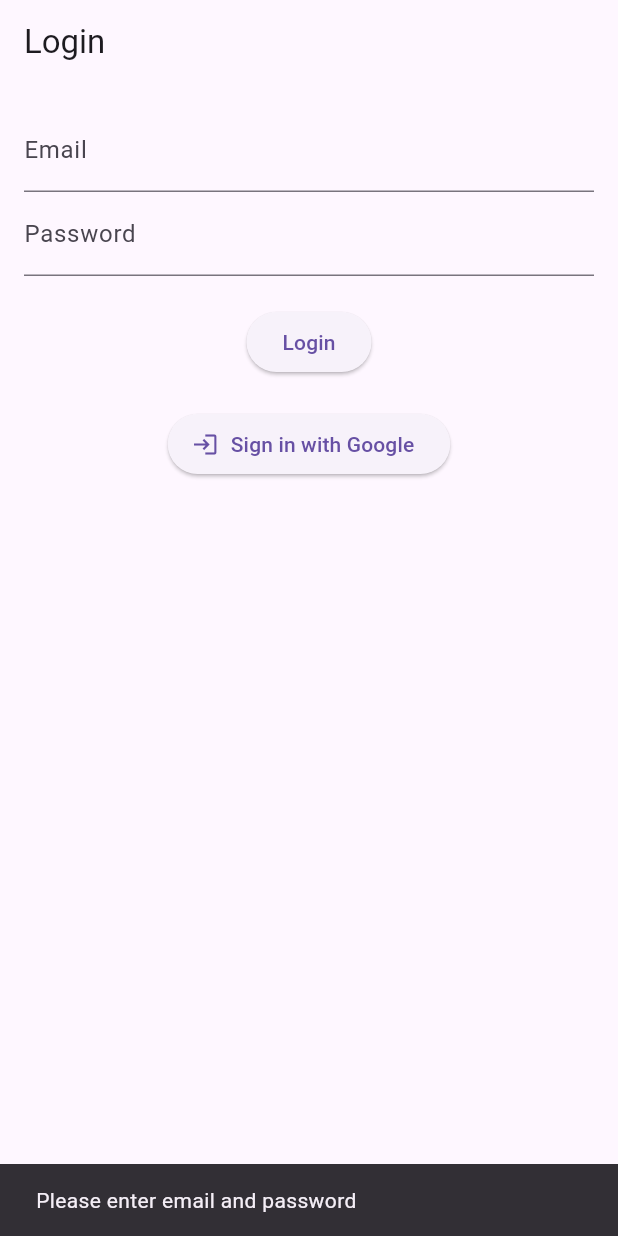
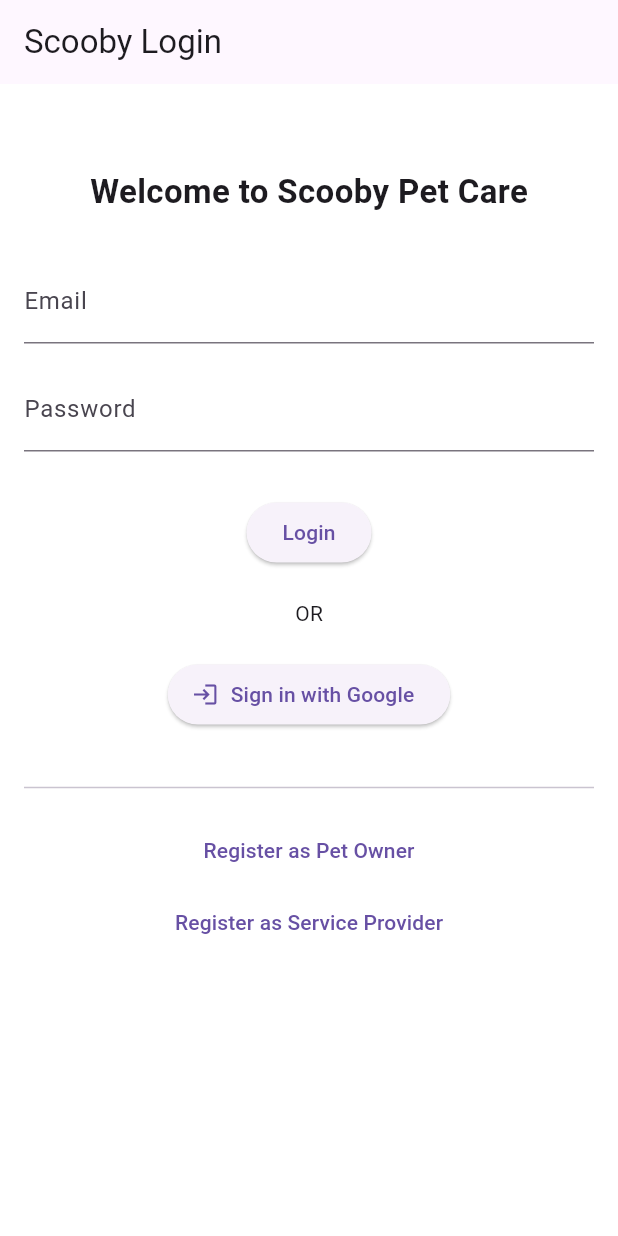
Before and after one commit to apsariudawatte/scooby_app_new, a Flutter app: the screen it shows after launch, after a tap on "Login", on a phone screen of 412 x 824 dp. Run offline on Flutter 3.47's test engine with Material 3 defaults, Android fonts, the phone set to English and light mode, and no system bars; our stand-ins replace cloud_firestore, firebase_auth, firebase_core, google_sign_in, image_picker; accounts and stored records are empty.

```diff
--- a/lib/main.dart
+++ b/lib/main.dart
@@ -29,8 +29,8 @@ class ScoobyApp extends StatelessWidget {
       routes: {
         '/': (context) => const SplashScreen(),
         '/login': (context) => const LoginScreen(),
-        '/registerPetOwner': (context) => const RegisterPetOwnerScreen(),
-        '/registerServiceProvider': (context) => const RegisterServiceProviderScreen(),
+        '/registerPetOwner': (context) => const RegisterPetOwner(),
+        '/registerServiceProvider': (context) => const RegisterServiceProvider(),
         '/petOwnerHome': (context) => const HomeScreen(),
       },
     );
--- a/lib/views/login_screen.dart
+++ b/lib/views/login_screen.dart
@@ -1,10 +1,14 @@
 import 'package:flutter/material.dart';
 import 'package:firebase_auth/firebase_auth.dart';
 import 'package:google_sign_in/google_sign_in.dart';
+import 'package:scooby_app_new/views/register_pet_owner.dart';
+import 'package:scooby_app_new/views/register_service_provider.dart';
+
 
 
 class LoginScreen extends StatefulWidget {
   const LoginScreen({super.key});
+
   @override
   State<LoginScreen> createState() => _LoginScreenState();
 }
@@ -12,44 +16,20 @@ class LoginScreen extends StatefulWidget {
 class _LoginScreenState extends State<LoginScreen> {
   final _emailController = TextEditingController();
   final _passwordController = TextEditingController();
+  final _formKey = GlobalKey<FormState>();
   bool _isLoading = false;
 
   Future<void> _login() async {
-    if (_emailController.text.isEmpty || _passwordController.text.isEmpty) {
-      ScaffoldMessenger.of(context).showSnackBar(
-          const SnackBar(content: Text("Please enter email and password")));
-      return;
-    }
-    setState(() => _isLoading = true);
-    try {
-      await FirebaseAuth.instance.signInWithEmailAndPassword(
-        email: _emailController.text.trim(),
-        password: _passwordController.text.trim(),
-      );
-      // Navigate to home screen after successful login
-      if (!mounted) return;
-      Navigator.pushReplacementNamed(context, '/petOwnerHome');
-    } on FirebaseAuthException catch (e) {
-      String message = 'Login failed';
-      if (e.code == 'user-not-found') {
-        message = 'No user found for that email.';
-      } else if (e.code == 'wrong-password') {
-        message = 'Wrong password provided.';
-      }
-      if (!mounted) return;
-      ScaffoldMessenger.of(context).showSnackBar(SnackBar(content: Text(message)));
-    } finally {
-      if (mounted) setState(() => _isLoading = false);
-    }
   }
 
   Future<void> _signInWithGoogle() async {
   setState(() => _isLoading = true);
+
   try {
     final GoogleSignInAccount? googleUser = await GoogleSignIn().signIn();
     if (googleUser == null) {
-        if (mounted) setState(() => _isLoading = false);
-        return; // user cancelled
+      setState(() => _isLoading = false);
+      return;
     }
 
     final googleAuth = await googleUser.authentication;
@@ -65,33 +45,87 @@ class _LoginScreenState extends State<LoginScreen> {
   } catch (e) {
     if (!mounted) return;
     ScaffoldMessenger.of(context).showSnackBar(
-          const SnackBar(content: Text('Google Sign-In failed')));
+      const SnackBar(content: Text('Google Sign-In failed')),
+    );
   } finally {
-      if (mounted) setState(() => _isLoading = false);
+    if (mounted) {
+      setState(() => _isLoading = false);
     }
+  }
+
   }
 
   @override
   Widget build(BuildContext context) {
     return Scaffold(
-      appBar: AppBar(title: const Text('Login')),
-      body: Padding(
+      backgroundColor: Colors.white,
+      appBar: AppBar(title: const Text('Scooby Login')),
+      body: SingleChildScrollView(
         padding: const EdgeInsets.all(16),
+        child: Form(
+          key: _formKey,
           child: Column(
             children: [
-            TextField(controller: _emailController, decoration: const InputDecoration(labelText: 'Email')),
-            TextField(controller: _passwordController, decoration: const InputDecoration(labelText: 'Password'), obscureText: true),
-            const SizedBox(height: 20),
+              const SizedBox(height: 40),
+              const Text(
+                'Welcome to Scooby Pet Care',
+                style: TextStyle(fontSize: 22, fontWeight: FontWeight.bold),
+              ),
+              const SizedBox(height: 30),
+              TextFormField(
+                controller: _emailController,
+                decoration: const InputDecoration(labelText: 'Email'),
+                validator: (val) =>
+                    val != null && val.contains('@') ? null : 'Invalid email',
+              ),
+              const SizedBox(height: 16),
+              TextFormField(
+                controller: _passwordController,
+                obscureText: true,
+                decoration: const InputDecoration(labelText: 'Password'),
+                validator: (val) =>
+                    val != null && val.length >= 8 ? null : 'Min 8 characters',
+              ),
+              const SizedBox(height: 30),
               _isLoading
                   ? const CircularProgressIndicator()
-                : ElevatedButton(onPressed: _login, child: const Text('Login')),
+                  : ElevatedButton(
+                      onPressed: _login,
+                      child: const Text('Login'),
+                    ),
+              const SizedBox(height: 20),
+              const Text('OR'),
               const SizedBox(height: 20),
               ElevatedButton.icon(
+                onPressed: _signInWithGoogle,
                 icon: const Icon(Icons.login),
                 label: const Text('Sign in with Google'),
-              onPressed: _signInWithGoogle,
+              ),
+              const SizedBox(height: 30),
+              const Divider(),
+              const SizedBox(height: 10),
+              TextButton(
+                onPressed: () {
+                  Navigator.push(
+                    context,
+                    MaterialPageRoute(
+                        builder: (_) => const RegisterPetOwner()),
+                  );
+                },
+                child: const Text('Register as Pet Owner'),
+              ),
+              TextButton(
+                onPressed: () {
+                  Navigator.push(
+                    context,
+                    MaterialPageRoute(
+                        builder: (_) => const RegisterServiceProvider()),
+                  );
+                },
+                child: const Text('Register as Service Provider'),
               ),
             ],
+          ),
         ),
       ),
     );
--- a/pubspec.yaml
+++ b/pubspec.yaml
@@ -34,6 +34,7 @@ dependencies:
   firebase_auth: ^4.2.5
   cloud_firestore: ^4.5.0
   google_sign_in: ^6.1.0
+  image_picker: ^0.8.7+4
 
   # The following adds the Cupertino Icons font to your application.
   # Use with the CupertinoIcons class for iOS style icons.
```
Also changed, not shown: lib/views/register_pet_owner.dart (+94 -36 lines), lib/views/register_service_provider.dart (+85 -113 lines), firebase.json (added), lib/firebase_options.dart (added), pubspec.lock, 6 other files. Lines whose indentation alone changed are shown as unchanged.
